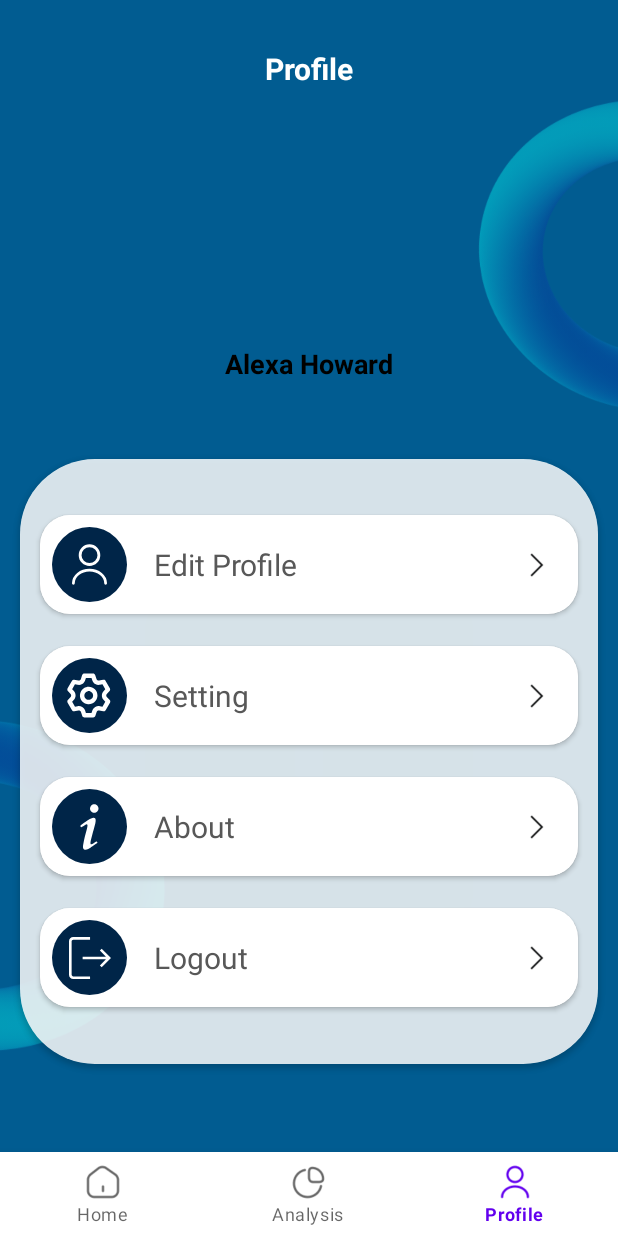
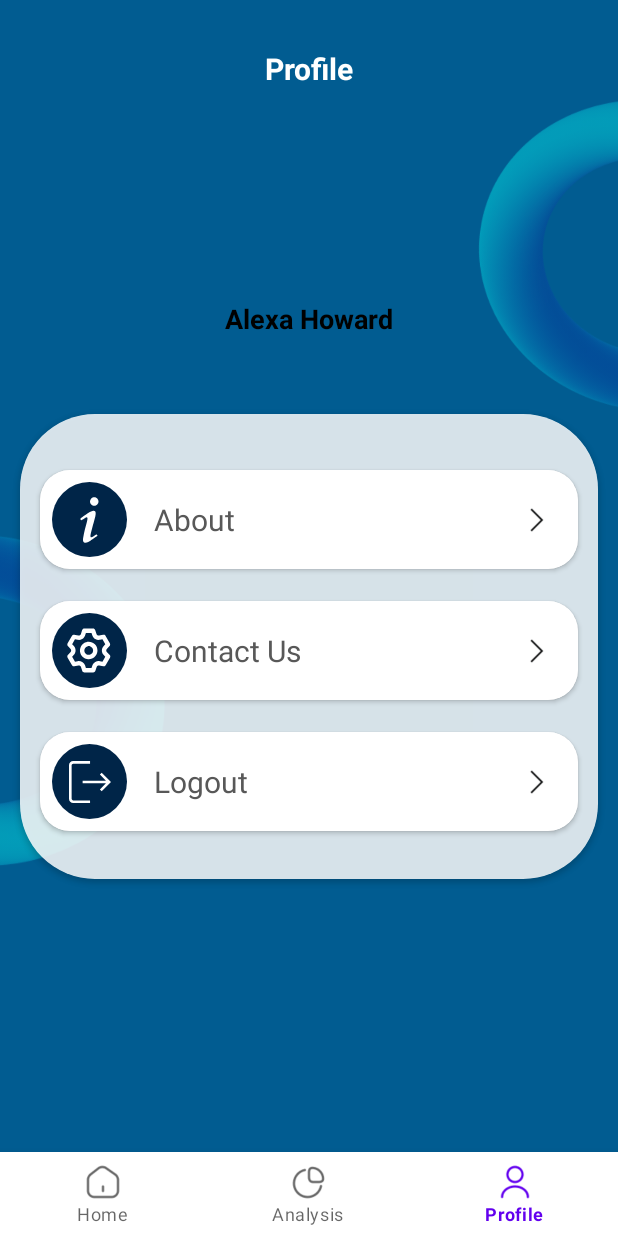
Before and after one commit to xryar/Gebung, an Android app: the ProfileFragment screen opened through its navigation route, on a phone screen of 412 x 824 dp. Run offline under Robolectric (Android 15) with nearby library versions, the phone set to English and light mode, and no system bars; our stand-ins replace Room's generated code, navigation-ui.

Commit message:
fix some ui

```diff
--- a/app/src/main/java/com/example/gebung/ui/customdialog/CustomDialogFragment.kt
+++ b/app/src/main/java/com/example/gebung/ui/customdialog/CustomDialogFragment.kt
@@ -32,7 +32,7 @@ class CustomDialogFragment: DialogFragment() {
 
         binding.edCategory.setText(category)
         val title = binding.edTitle.text
-        binding.edDate.setOnClickListener {
+        binding.labelDate.setOnClickListener {
             showDatePickerDialog()
         }
         val price = binding.edPrice.text
@@ -41,7 +41,7 @@ class CustomDialogFragment: DialogFragment() {
         val radioButtonExpense = binding.radioExpense
 
         binding.btnSave.setOnClickListener {
-            val date = binding.edDate.text
+            val date = binding.textDate.text
             Log.d("CustomDialogFragment", "Saving transaction with date: $date")
             val type = when (radioGroup.checkedRadioButtonId) {
                 radioButtonIncome.id -> "Income"
@@ -78,7 +78,7 @@ class CustomDialogFragment: DialogFragment() {
 
         val datePickerDialog = DatePickerDialog(requireContext(), { _, selectedYear, selectedMonth, selectedDay ->
             val selectedDate = String.format("%04d-%02d-%02d", selectedYear, selectedMonth + 1, selectedDay)
-            binding.edDate.setText(selectedDate)
+            binding.textDate.text = selectedDate
         }, year, month, day)
 
         datePickerDialog.show()
--- a/app/src/main/java/com/example/gebung/ui/profile/ProfileFragment.kt
+++ b/app/src/main/java/com/example/gebung/ui/profile/ProfileFragment.kt
@@ -33,11 +33,6 @@ class ProfileFragment : Fragment() {
             startActivity(intent)
         }
 
-        binding.cvAboutProfile.setOnClickListener {
-            val intent = Intent(activity, AboutActivity::class.java)
-            startActivity(intent)
-        }
-
         binding.cvLogoutProfile.setOnClickListener {
             showDialog()
         }
--- /dev/null
+++ b/app/src/main/res/drawable/ic_date.xml
@@ -0,0 +1,5 @@
+<vector xmlns:android="http://schemas.android.com/apk/res/android" android:height="24dp" android:tint="#FFFFFF" android:viewportHeight="24" android:viewportWidth="24" android:width="24dp">
+
+    <path android:fillColor="@android:color/white" android:pathData="M9,11L7,11v2h2v-2zM13,11h-2v2h2v-2zM17,11h-2v2h2v-2zM19,4h-1L18,2h-2v2L8,4L8,2L6,2v2L5,4c-1.11,0 -1.99,0.9 -1.99,2L3,20c0,1.1 0.89,2 2,2h14c1.1,0 2,-0.9 2,-2L21,6c0,-1.1 -0.9,-2 -2,-2zM19,20L5,20L5,9h14v11z"/>
+
+</vector>
--- a/app/src/main/res/layout/fragment_first_screen.xml
+++ b/app/src/main/res/layout/fragment_first_screen.xml
@@ -9,8 +9,8 @@
 
     <ImageView
         android:id="@+id/iv_joyfulman"
-        android:layout_width="300dp"
-        android:layout_height="300dp"
+        android:layout_width="250dp"
+        android:layout_height="250dp"
         android:src="@drawable/hay_tour1"
         android:layout_marginTop="50dp"
         app:layout_constraintStart_toStartOf="parent"
@@ -21,7 +21,7 @@
     <androidx.cardview.widget.CardView
         android:layout_width="match_parent"
         android:layout_height="wrap_content"
-        android:layout_marginTop="50dp"
+        android:layout_marginTop="40dp"
         app:layout_constraintTop_toBottomOf="@id/iv_joyfulman"
         app:layout_constraintStart_toStartOf="parent"
         app:layout_constraintEnd_toEndOf="parent"
--- a/app/src/main/res/layout/fragment_limit_dialog.xml
+++ b/app/src/main/res/layout/fragment_limit_dialog.xml
@@ -23,6 +23,7 @@
         android:layout_width="match_parent"
         android:layout_height="wrap_content"
         android:text="@string/save"
+        android:backgroundTint="@color/button_color"
         app:layout_constraintStart_toStartOf="parent"
         app:layout_constraintEnd_toEndOf="parent"
         app:layout_constraintTop_toBottomOf="@id/ed_limit"
@@ -33,6 +34,7 @@
         android:layout_width="match_parent"
         android:layout_height="wrap_content"
         android:text="@string/cancel"
+        android:backgroundTint="@color/button_color"
         app:layout_constraintStart_toStartOf="parent"
         app:layout_constraintEnd_toEndOf="parent"
         app:layout_constraintTop_toBottomOf="@id/btn_save"
--- a/app/src/main/res/layout/fragment_profile.xml
+++ b/app/src/main/res/layout/fragment_profile.xml
@@ -35,17 +35,6 @@
         app:layout_constraintEnd_toEndOf="parent"
         tools:ignore="ContentDescription" />
 
-    <ImageView
-        android:id="@+id/img_profile"
-        android:layout_width="110dp"
-        android:layout_height="110dp"
-        android:layout_marginTop="110dp"
-        tools:src="@tools:sample/avatars"
-        app:layout_constraintStart_toStartOf="parent"
-        app:layout_constraintEnd_toEndOf="parent"
-        app:layout_constraintTop_toTopOf="parent"
-        tools:ignore="ContentDescription" />
-
     <TextView
         android:id="@+id/tv_name"
         android:layout_width="wrap_content"
@@ -54,18 +43,19 @@
         android:textSize="18sp"
         android:textStyle="bold"
         android:textColor="@color/black"
-        android:layout_marginTop="10dp"
+        android:layout_marginTop="200dp"
         app:layout_constraintStart_toStartOf="parent"
         app:layout_constraintEnd_toEndOf="parent"
-        app:layout_constraintTop_toBottomOf="@id/img_profile"/>
+        app:layout_constraintTop_toTopOf="parent" />
 
     <androidx.cardview.widget.CardView
         android:id="@+id/cv_profile"
         android:layout_width="match_parent"
-        android:layout_height="403dp"
+        android:layout_height="310dp"
         android:layout_marginStart="13dp"
         android:layout_marginEnd="13dp"
         android:layout_marginTop="51dp"
+        android:layout_marginBottom="51dp"
         app:layout_constraintStart_toStartOf="parent"
         app:layout_constraintEnd_toEndOf="parent"
         app:layout_constraintTop_toBottomOf="@id/tv_name"
@@ -94,6 +84,7 @@
                     android:layout_height="match_parent">
 
                     <androidx.cardview.widget.CardView
+                        android:id="@+id/cv_about"
                         android:layout_width="match_parent"
                         android:layout_height="match_parent"
                         app:layout_constraintStart_toStartOf="parent"
@@ -109,7 +100,7 @@
                                 android:id="@+id/img_icon_edit"
                                 android:layout_width="50dp"
                                 android:layout_height="50dp"
-                                android:src="@drawable/ic_profile"
+                                android:src="@drawable/ic_about"
                                 android:scaleType="center"
                                 android:background="@drawable/circle_background"
                                 app:layout_constraintStart_toStartOf="parent"
@@ -121,7 +112,7 @@
                                 android:id="@+id/tv_edit"
                                 android:layout_width="wrap_content"
                                 android:layout_height="wrap_content"
-                                android:text="@string/edit_profile"
+                                android:text="@string/about"
                                 android:textSize="20sp"
                                 android:textColor="@color/profile_textcolor"
                                 android:layout_marginStart="18dp"
@@ -164,6 +155,7 @@
                     android:layout_height="match_parent">
 
                     <androidx.cardview.widget.CardView
+                        android:id="@+id/cv_contact_us"
                         android:layout_width="match_parent"
                         android:layout_height="match_parent"
                         app:layout_constraintStart_toStartOf="parent"
@@ -191,7 +183,7 @@
                                 android:id="@+id/tv_setting"
                                 android:layout_width="wrap_content"
                                 android:layout_height="wrap_content"
-                                android:text="@string/setting"
+                                android:text="@string/contact_us"
                                 android:textSize="20sp"
                                 android:textColor="@color/profile_textcolor"
                                 android:layout_marginStart="18dp"
@@ -218,7 +210,7 @@
             </androidx.cardview.widget.CardView>
 
             <androidx.cardview.widget.CardView
-                android:id="@+id/cv_about_profile"
+                android:id="@+id/cv_logout_profile"
                 android:layout_width="match_parent"
                 android:layout_height="wrap_content"
                 android:layout_marginTop="21dp"
@@ -227,76 +219,6 @@
                 app:layout_constraintStart_toStartOf="parent"
                 app:layout_constraintEnd_toEndOf="parent"
                 app:layout_constraintTop_toBottomOf="@id/cv_setting_profile"
-                app:cardCornerRadius="20dp">
-
-                <androidx.constraintlayout.widget.ConstraintLayout
-                    android:layout_width="match_parent"
-                    android:layout_height="match_parent">
-
-                    <androidx.cardview.widget.CardView
-                        android:layout_width="match_parent"
-                        android:layout_height="match_parent"
-                        app:layout_constraintStart_toStartOf="parent"
-                        app:layout_constraintEnd_toEndOf="parent"
-                        app:layout_constraintTop_toTopOf="parent">
-
-                        <androidx.constraintlayout.widget.ConstraintLayout
-                            android:layout_width="match_parent"
-                            android:layout_height="wrap_content"
-                            android:padding="8dp">
-
-                            <ImageView
-                                android:id="@+id/img_icon_about"
-                                android:layout_width="50dp"
-                                android:layout_height="50dp"
-                                android:src="@drawable/ic_about"
-                                android:scaleType="center"
-                                android:background="@drawable/circle_background"
-                                app:layout_constraintStart_toStartOf="parent"
-                                app:layout_constraintTop_toTopOf="parent"
-                                app:layout_constraintBottom_toBottomOf="parent"
-                                tools:ignore="ContentDescription" />
-
-                            <TextView
-                                android:id="@+id/tv_about"
-                                android:layout_width="wrap_content"
-                                android:layout_height="wrap_content"
-                                android:text="@string/about"
-                                android:textSize="20sp"
-                                android:textColor="@color/profile_textcolor"
-                                android:layout_marginStart="18dp"
-                                app:layout_constraintStart_toEndOf="@id/img_icon_about"
-                                app:layout_constraintTop_toTopOf="parent"
-                                app:layout_constraintBottom_toBottomOf="parent"/>
-
-                            <ImageView
-                                android:id="@+id/img_arrow_about"
-                                android:layout_width="40dp"
-                                android:layout_height="40dp"
-                                android:src="@drawable/arrow_right"
-                                app:layout_constraintEnd_toEndOf="parent"
-                                app:layout_constraintTop_toTopOf="parent"
-                                app:layout_constraintBottom_toBottomOf="parent"
-                                tools:ignore="ContentDescription" />
-
-                        </androidx.constraintlayout.widget.ConstraintLayout>
-
-                    </androidx.cardview.widget.CardView>
-
-                </androidx.constraintlayout.widget.ConstraintLayout>
-
-            </androidx.cardview.widget.CardView>
-
-            <androidx.cardview.widget.CardView
-                android:id="@+id/cv_logout_profile"
-                android:layout_width="match_parent"
-                android:layout_height="wrap_content"
-                android:layout_marginTop="21dp"
-                android:layout_marginStart="13dp"
-                android:layout_marginEnd="13dp"
-                app:layout_constraintStart_toStartOf="parent"
-                app:layout_constraintEnd_toEndOf="parent"
-                app:layout_constraintTop_toBottomOf="@id/cv_about_profile"
                 app:cardCornerRadius="20dp">
 
                 <androidx.constraintlayout.widget.ConstraintLayout
--- a/app/src/main/res/values/strings.xml
+++ b/app/src/main/res/values/strings.xml
@@ -55,7 +55,7 @@
     <string name="profile_title">Profile</string>
     <string name="profile_name">Alexa Howard</string>
     <string name="edit_profile">Edit Profile</string>
-    <string name="setting">Setting</string>
+    <string name="contact_us">Contact Us</string>
     <string name="about">About</string>
     <string name="logout">Logout</string>
 
```
Also changed, not shown: app/src/main/res/layout/activity_sign_in.xml (+9 -7 lines), app/src/main/res/layout/custom_dialog.xml (+24 -11 lines), app/src/main/res/layout/fragment_home.xml (+5 -5 lines).
